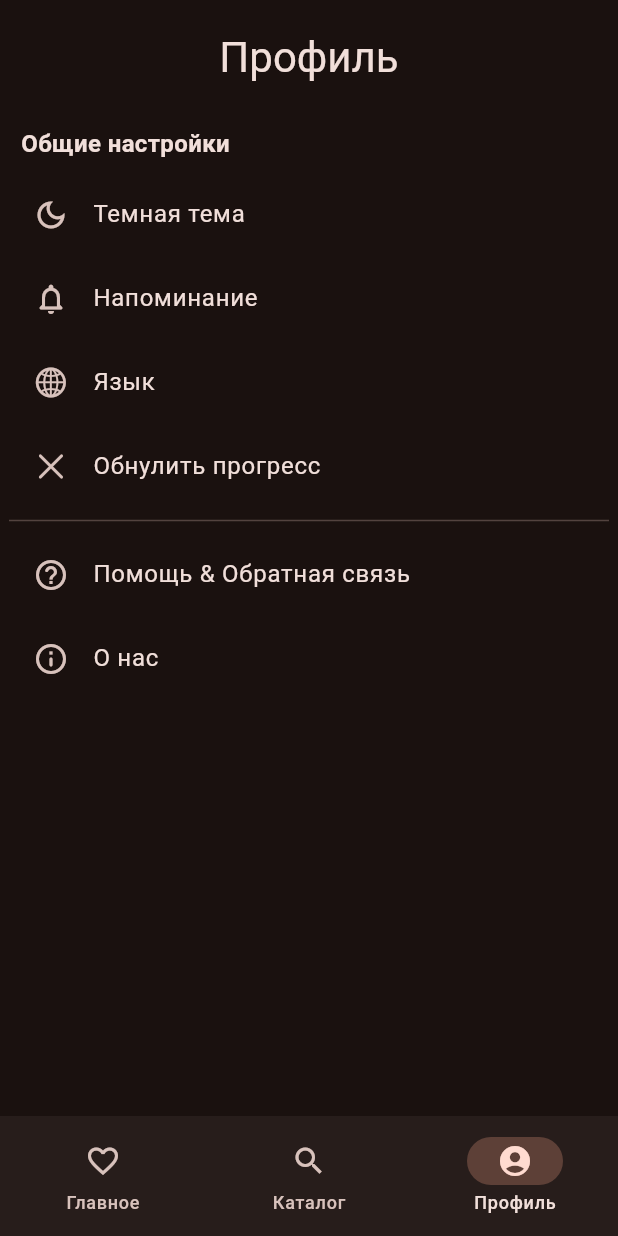
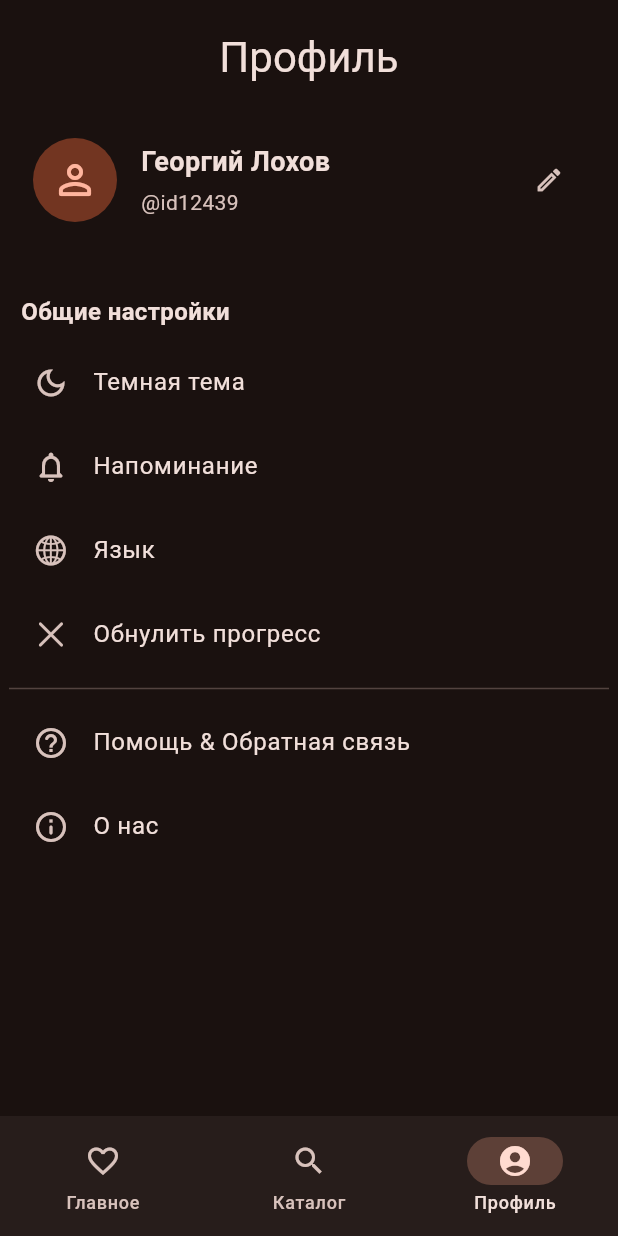
Before and after one commit to AlanTsarakov/flutter_ossetian_learning_app, a Flutter app: the screen it shows after launch, item 3 of the bottom bar chosen, on a phone screen of 412 x 824 dp. Run offline on Flutter 3.47's test engine with Material 3 defaults, Android fonts, the phone set to English and light mode, and no system bars; our stand-ins replace cached_network_image, get_it, google_fonts; network calls fail.

```diff
--- a/lib/features/lesson/view/lesson_screen.dart
+++ b/lib/features/lesson/view/lesson_screen.dart
@@ -12,8 +12,7 @@ class LessonScreen extends StatefulWidget {
 }
 
 class _LessonScreenState extends State<LessonScreen> {
-  int _currentBlockIndex = 0;
-  var _selected = -1;
+  int _currentBlockIndex = 1;
   final Map<int, List<String>> quizAsnwers = {};
 
   @override
--- a/lib/features/profile/view/profile_screen.dart
+++ b/lib/features/profile/view/profile_screen.dart
@@ -1,5 +1,6 @@
 import 'package:flutter/material.dart';
 import 'package:flutter/cupertino.dart';
+import 'package:flutter_ossetian_learning_app/features/profile/widgets/profile_card.dart';
 
 class ProfileScreen extends StatefulWidget {
   const ProfileScreen({super.key});
@@ -28,6 +29,8 @@ class _ProfileScreenState extends State<ProfileScreen> {
               constraints: const BoxConstraints(maxWidth: 400),
               child: ListView(
                 children: [
+                  ProfileCard(name: "Георгий Лохов", id: "@id12439"),
+                  const SizedBox(height: 24),
                   _SingleSection(
                     title: "Общие настройки",
                     children: [
--- /dev/null
+++ b/lib/features/profile/widgets/profile_card.dart
@@ -0,0 +1,71 @@
+import 'package:flutter/material.dart';
+
+class ProfileCard extends StatelessWidget {
+  final String name;
+  final String id;
+
+  const ProfileCard({required this.name, required this.id});
+
+  @override
+  Widget build(BuildContext context) {
+    return Container(
+      padding: const EdgeInsets.all(16),
+      decoration: BoxDecoration(borderRadius: BorderRadius.circular(16)),
+      child: Row(
+        children: [
+          // Аватар (иконка или изображение)
+          Container(
+            width: 56,
+            height: 56,
+            decoration: BoxDecoration(
+              color: Theme.of(context).colorScheme.primaryContainer,
+              shape: BoxShape.circle,
+            ),
+            child: Icon(
+              Icons.person_outline_rounded,
+              size: 32,
+              color: Theme.of(context).colorScheme.primary,
+            ),
+          ),
+          const SizedBox(width: 16),
+
+          // Имя и ID
+          Expanded(
+            child: Column(
+              crossAxisAlignment: CrossAxisAlignment.start,
+              children: [
+                Text(
+                  name,
+                  style: const TextStyle(
+                    fontSize: 18,
+                    fontWeight: FontWeight.w600,
+                  ),
+                ),
+                const SizedBox(height: 4),
+                Text(
+                  id,
+                  style: TextStyle(
+                    fontSize: 14,
+                    color: Theme.of(context).colorScheme.onSurfaceVariant,
+                  ),
+                ),
+              ],
+            ),
+          ),
+
+          // Редактировать (иконка)
+          IconButton(
+            onPressed: () {
+              // Редактирование профиля
+            },
+            icon: Icon(
+              Icons.edit_outlined,
+              size: 20,
+              color: Theme.of(context).colorScheme.onSurfaceVariant,
+            ),
+          ),
+        ],
+      ),
+    );
+  }
+}
```
Also changed, not shown: lib/features/lesson/widgets/quiz_block_widget.dart (+26 -4 lines), lib/models/lesson.dart (+4 -8 lines).
